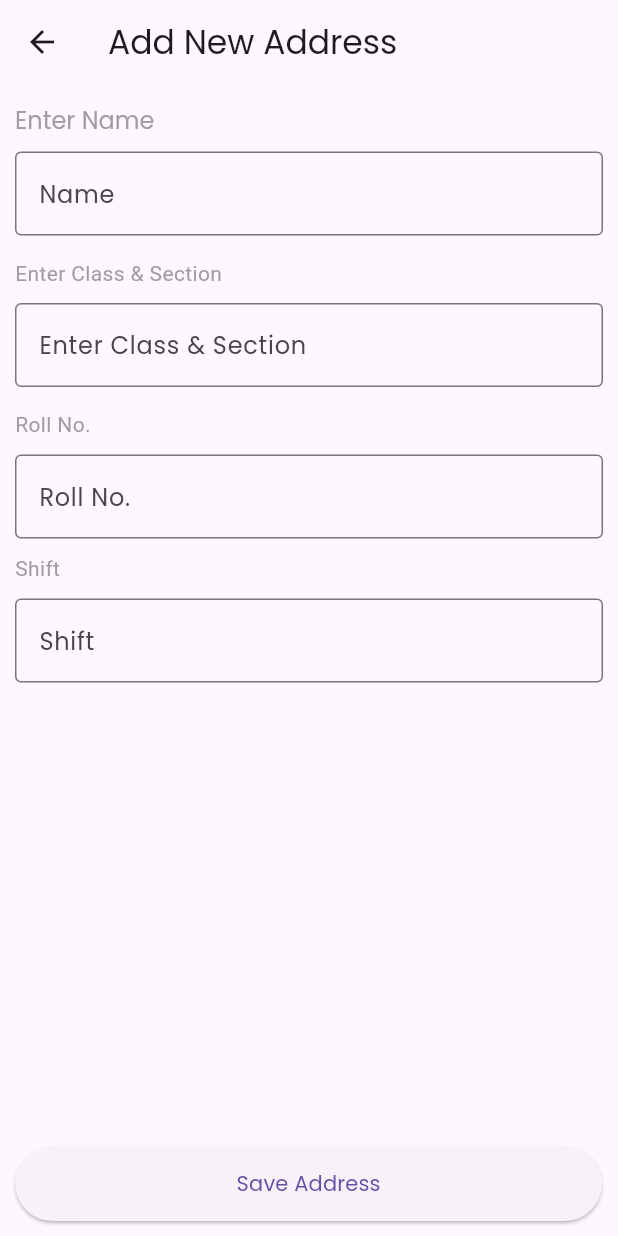
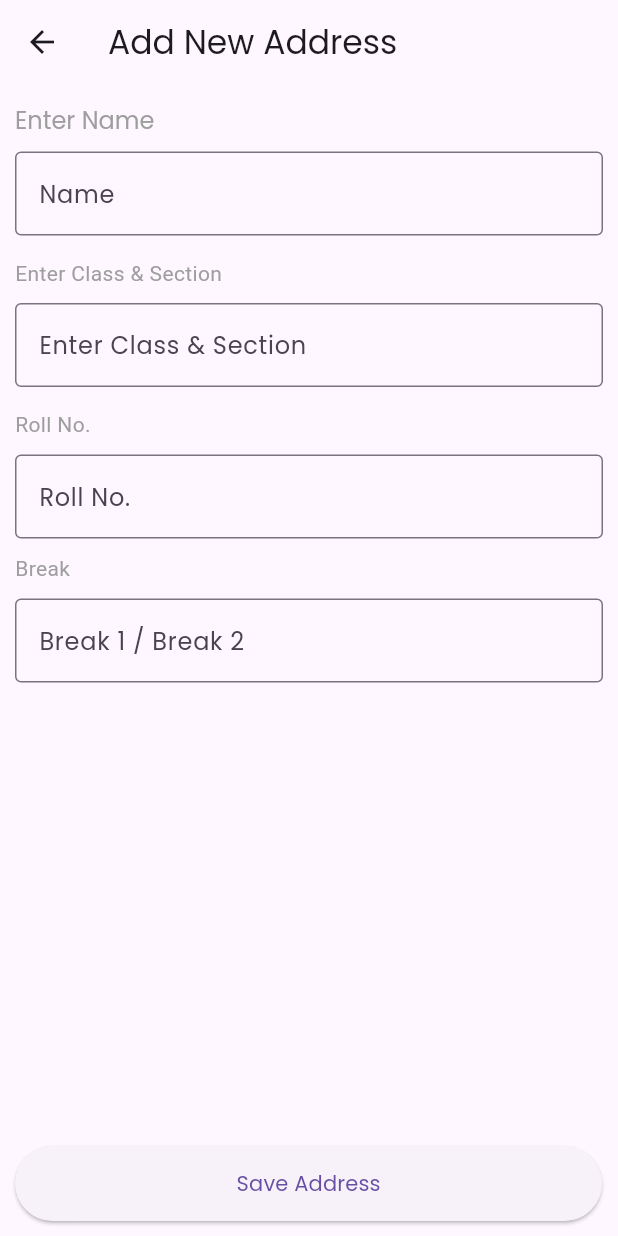
Before and after one commit to Kamleshnitw/flyseasApp, a Flutter app: the AddNewAddressScreen screen opened directly, on a phone screen of 412 x 824 dp. Run offline on Flutter 3.47's test engine with Material 3 defaults, Android fonts, the phone set to English and light mode, and no system bars; our stand-ins replace carousel_slider, connectivity, dio, file_picker, firebase_messaging, flutter_svg and 7 more; missing offline and left inert: mobile_number; accounts and stored records are empty; project files that could hold a hidden picture were left out.

Commit message:
Logo And Text Changed

```diff
--- a/lib/view/screens/address/add_new_address_screen.dart
+++ b/lib/view/screens/address/add_new_address_screen.dart
@@ -155,7 +155,7 @@ class _AddNewAddressScreenState extends State<AddNewAddressScreen> {
                  ),
                  SizedBox(height: Dimensions.PADDING_SIZE_SMALL),
                  Text(
-                   'Shift',
+                   'Break',
                    style: robotoRegular.copyWith(color: ColorResources.getHint(context)),
                  ),
                  SizedBox(height: Dimensions.PADDING_SIZE_SMALL),
@@ -165,7 +165,7 @@ class _AddNewAddressScreenState extends State<AddNewAddressScreen> {
                    textInputAction: TextInputAction.next,
                    focusNode: _countryNode,
                    decoration: const InputDecoration(
-                       hintText: "Shift",
+                       hintText: "Break 1 / Break 2",
                        border: OutlineInputBorder()
                    ),
                    controller: locationProvider.stateController,
--- a/lib/view/screens/splash/splash_screen.dart
+++ b/lib/view/screens/splash/splash_screen.dart
@@ -38,7 +38,7 @@ class _SplashScreenState extends State<SplashScreen> with TickerProviderStateMix
         fit: BoxFit.cover,
         onLoaded: (composition) {
           _controller
-            ..duration = composition.duration
+            ..duration = composition.duration * 0.2
             ..forward().whenComplete((){
 
               if (Provider.of<AuthProvider>(context, listen: false).isLoggedIn()) {
--- a/lib/view/screens/term_continue_screen/term_continue_screen.dart
+++ b/lib/view/screens/term_continue_screen/term_continue_screen.dart
@@ -73,8 +73,10 @@ class _TermContinueScreenState extends State<TermContinueScreen> {
         children: [
           Image.asset(Images.backgroundImage,fit: BoxFit.cover,width: MediaQuery.of(context).size.width,),
           Container(
-              margin: EdgeInsets.only(top: MediaQuery.of(context).size.height * .2,left: MediaQuery.of(context).size.width*.33),
-              child: Image.asset(Images.splashLogo,fit: BoxFit.contain)),
+            // width: MediaQuery.of(context).size.width,
+
+              margin: EdgeInsets.only(top: MediaQuery.of(context).size.height * .2,left: MediaQuery.of(context).size.width*.26),
+              child: Image.asset(Images.splashLogo,fit: BoxFit.contain,width: 200,)),
           Align(
             alignment: Alignment.bottomCenter,
             child: Container(
```
Also changed, not shown: assets/images/logo.png, assets/images/logo_old_2.png (added).
